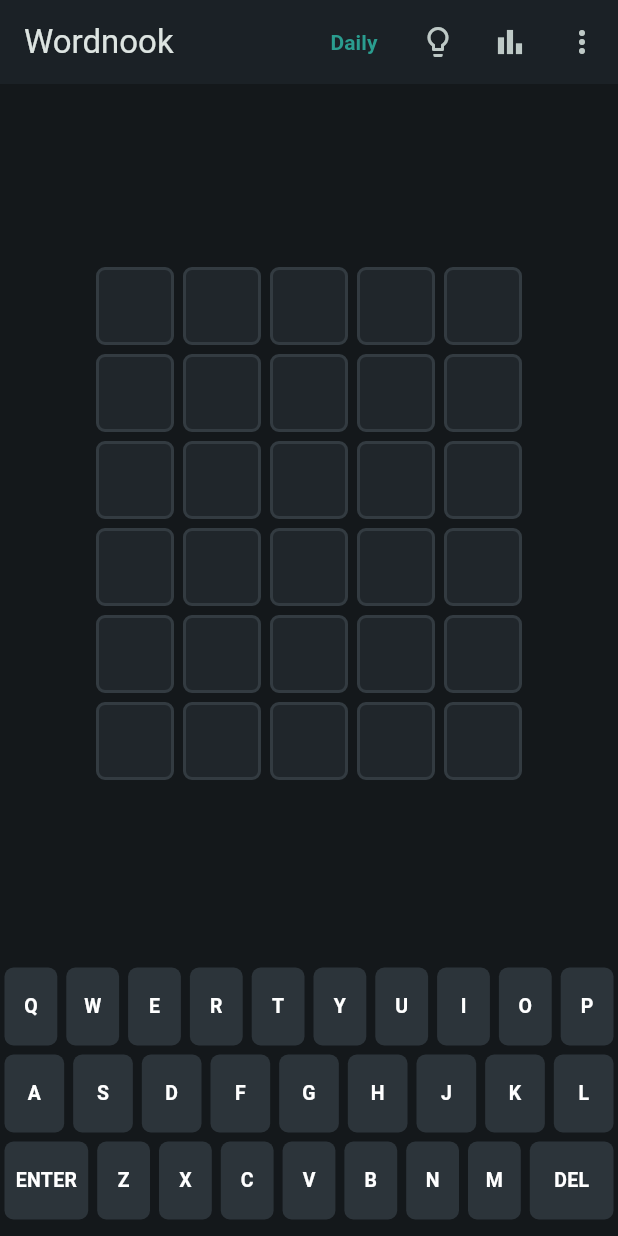
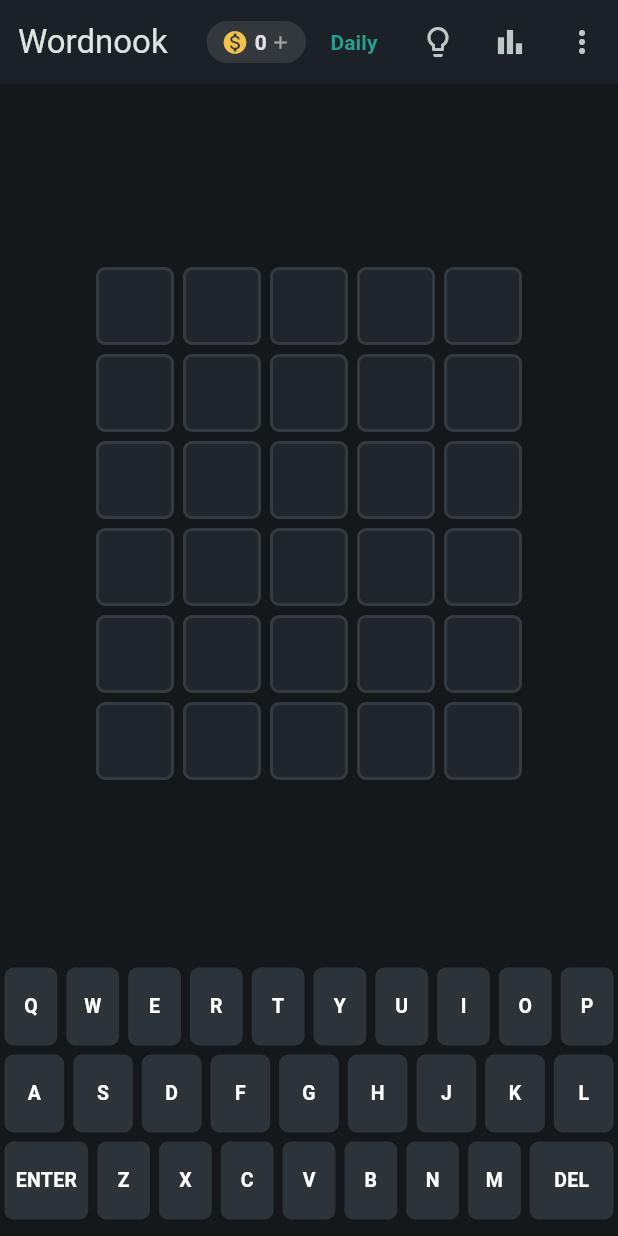
Before and after one commit to khokanuzzaman/wordnook, a Flutter app: the screen it shows after launch, after a tap on the "lightbulb outline" icon, on a phone screen of 412 x 824 dp. Run offline on Flutter 3.47's test engine with Material 3 defaults, Android fonts, the phone set to English and light mode, and no system bars; our stand-ins replace flutter_local_notifications, google_mobile_ads, share_plus, shared_preferences, timezone; project files that could hold a hidden picture were left out.

Commit message:
Step 3: coin economy (earn on wins, spend on boosters, watch-to-earn)
- CoinRules (pure config + math): daily/journey rewards scaled by speed +
  streak milestone; hint/extra-guess costs; watch-ad reward
- StorageService.coins + CoinService (ChangeNotifier) for balance/award/trySpend
- GameController: awards coins on daily win + journey level; hint & extra guess
  now spend coins (nudge to watch-to-earn if short); watchAdForCoins() grants
  only on a real view; exposes coins + coinsListenable
- app bar coin chip (balance + tap to watch & earn); main wires CoinService
- tests updated for the new GameController signature

```diff
--- a/lib/main.dart
+++ b/lib/main.dart
@@ -4,6 +4,7 @@ import 'package:flutter/material.dart';
 import 'app.dart';
 import 'data/word_repository.dart';
 import 'services/ads_service.dart';
+import 'services/coin_service.dart';
 import 'services/notification_service.dart';
 import 'services/storage_service.dart';
 import 'state/game_controller.dart';
@@ -29,7 +30,9 @@ Future<void> main() async {
   // off the critical path so it never blocks first paint.
   unawaited(_setUpDailyReminder(storage));
 
-  final controller = GameController(words: words, storage: storage);
+  final coins = CoinService(storage);
+  final controller =
+      GameController(words: words, storage: storage, coins: coins);
 
   runApp(WordGameApp(controller: controller));
 }
--- a/lib/screens/game_screen.dart
+++ b/lib/screens/game_screen.dart
@@ -1,6 +1,7 @@
 import 'package:flutter/material.dart';
 import 'package:flutter/services.dart';
 import '../branding.dart';
+import '../logic/coin_rules.dart';
 import '../state/game_controller.dart';
 import '../theme/app_theme.dart';
 import 'how_to_play_sheet.dart';
@@ -112,20 +113,21 @@ class _GameScreenState extends State<GameScreen> {
   @override
   Widget build(BuildContext context) {
     return ListenableBuilder(
-      // Rebuild on game state AND on the high-contrast palette toggle.
-      listenable: Listenable.merge([c, AppPalette.highContrast]),
+      // Rebuild on game state, coin balance, AND the active palette/theme.
+      listenable:
+          Listenable.merge([c, c.coinsListenable, AppPalette.highContrast]),
       builder: (context, _) {
         final isJourney = c.mode == GameMode.journey;
         return Stack(
           children: [
             Scaffold(
               appBar: AppBar(
+                titleSpacing: 12,
                 title: Text(
-                  isJourney
-                      ? 'Journey · Level ${c.journeyLevel}'
-                      : Branding.appName,
+                  isJourney ? 'Level ${c.journeyLevel}' : Branding.appName,
                 ),
                 actions: [
+                  _CoinChip(controller: c),
                   TextButton(
                     onPressed: _toggleMode,
                     child: Text(
@@ -137,7 +139,7 @@ class _GameScreenState extends State<GameScreen> {
                     ),
                   ),
                   IconButton(
-                    tooltip: 'Hint (watch ad)',
+                    tooltip: 'Reveal a letter (costs coins)',
                     onPressed: c.gameOver ? null : c.useHint,
                     icon: const Icon(Icons.lightbulb_outline),
                   ),
@@ -200,6 +202,42 @@ class _GameScreenState extends State<GameScreen> {
   }
 }
 
+/// App-bar coin balance. Tapping it opens the watch-ad-to-earn flow.
+class _CoinChip extends StatelessWidget {
+  final GameController controller;
+  const _CoinChip({required this.controller});
+
+  @override
+  Widget build(BuildContext context) {
+    return Padding(
+      padding: const EdgeInsets.symmetric(vertical: 8),
+      child: Material(
+        color: Colors.white10,
+        borderRadius: BorderRadius.circular(20),
+        child: InkWell(
+          borderRadius: BorderRadius.circular(20),
+          onTap: controller.watchAdForCoins,
+          child: Padding(
+            padding: const EdgeInsets.symmetric(horizontal: 10, vertical: 4),
+            child: Row(
+              mainAxisSize: MainAxisSize.min,
+              children: [
+                const Icon(Icons.monetization_on,
+                    size: 18, color: Color(0xFFF2C24B)),
+                const SizedBox(width: 4),
+                Text('${controller.coins}',
+                    style: const TextStyle(fontWeight: FontWeight.bold)),
+                const SizedBox(width: 2),
+                const Icon(Icons.add, size: 14, color: Colors.white54),
+              ],
+            ),
+          ),
+        ),
+      ),
+    );
+  }
+}
+
 /// Social-proof strip shown above the Journey board.
 class _JourneyBanner extends StatelessWidget {
   final GameController controller;
@@ -250,7 +288,7 @@ class _EndActions extends StatelessWidget {
         OutlinedButton.icon(
           onPressed: onExtraGuess,
           icon: const Icon(Icons.add),
-          label: const Text('Extra guess (ad)'),
+          label: const Text('Extra guess (${CoinRules.extraGuessCost} coins)'),
         ),
       );
     }
--- a/lib/screens/stats_sheet.dart
+++ b/lib/screens/stats_sheet.dart
@@ -92,7 +92,8 @@ class StatsSheet extends StatelessWidget {
       children: [
         Text(value,
             style: const TextStyle(fontSize: 24, fontWeight: FontWeight.bold)),
-        Text(label, style: const TextStyle(color: Colors.white70, fontSize: 12)),
+        Text(label,
+            style: const TextStyle(color: Colors.white70, fontSize: 12)),
       ],
     );
   }
--- a/lib/screens/widgets/board_grid.dart
+++ b/lib/screens/widgets/board_grid.dart
@@ -45,7 +45,8 @@ class BoardGrid extends StatelessWidget {
             // Key flips from "empty" to "revealed" on submit, remounting the
             // tile so its reveal animation plays exactly once.
             return LetterTile(
-              key: ValueKey('$row-$col-${st == LetterStatus.empty ? 'e' : 'r'}'),
+              key:
+                  ValueKey('$row-$col-${st == LetterStatus.empty ? 'e' : 'r'}'),
               letter: ch.trim(),
               status: st,
               column: col,
--- a/lib/services/ads_service.dart
+++ b/lib/services/ads_service.dart
@@ -28,7 +28,8 @@ class AdsService implements GameAds {
   // Google's documented test ad unit IDs (safe to ship as dev defaults).
   static const _testRewardedAndroid = 'ca-app-pub-3940256099942544/5224354917';
   static const _testRewardedIos = 'ca-app-pub-3940256099942544/1712485313';
-  static const _testInterstitialAndroid = 'ca-app-pub-3940256099942544/1033173712';
+  static const _testInterstitialAndroid =
+      'ca-app-pub-3940256099942544/1033173712';
   static const _testInterstitialIos = 'ca-app-pub-3940256099942544/4411468910';
   static const _testBannerAndroid = 'ca-app-pub-3940256099942544/6300978111';
   static const _testBannerIos = 'ca-app-pub-3940256099942544/2934735716';
```
Also changed, not shown: lib/data/word_repository.dart (+36 -7 lines), lib/logic/coin_rules.dart (added, +59 -0 lines), lib/screens/settings_screen.dart (+6 -3 lines), lib/screens/widgets/letter_tile.dart (+4 -5 lines), lib/services/coin_service.dart (added, +32 -0 lines), lib/services/storage_service.dart (+14 -3 lines), lib/state/game_controller.dart (+52 -27 lines), 5 other files.
